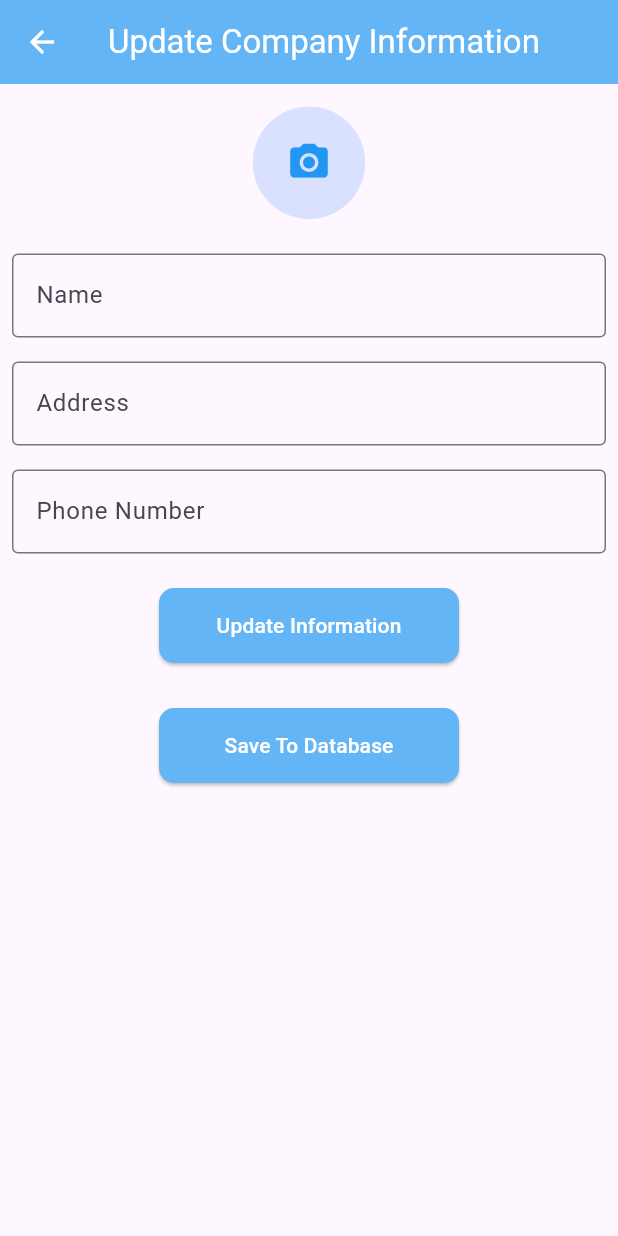
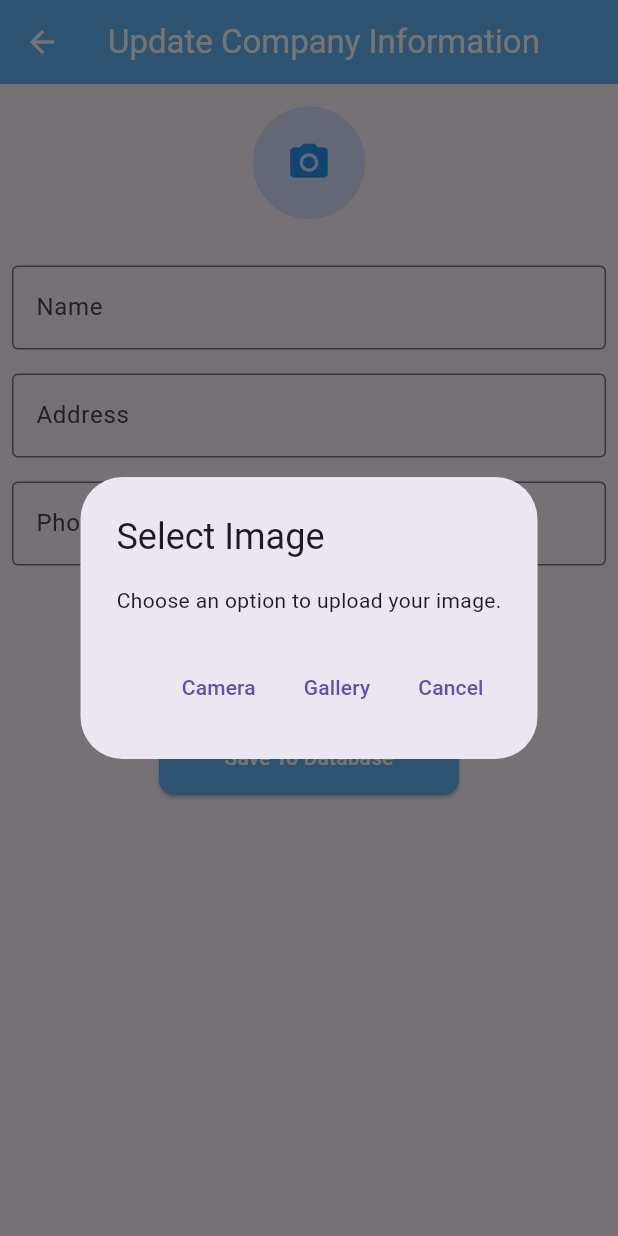
Before and after one commit to anjumArnab/Recipes-App, a Flutter app: the CreateCompany screen opened directly, after a tap on the "camera alt" icon, on a phone screen of 412 x 824 dp. Run offline on Flutter 3.47's test engine with Material 3 defaults, Android fonts, the phone set to English and light mode, and no system bars; our stand-ins replace image_picker.

Commit message:
functionality added: pick image(image_picker package)

```diff
--- a/lib/Screens/create_company.dart
+++ b/lib/Screens/create_company.dart
@@ -1,3 +1,5 @@
+import 'dart:io';
+import 'package:company_app/utils/image_pick.dart';
 import 'package:flutter/material.dart';
 
 class CreateCompany extends StatefulWidget {
@@ -14,7 +16,6 @@ class CreateCompany extends StatefulWidget {
     this.isEditing = false,
   });
 
-
   @override
   State<CreateCompany> createState() => _CreateCompanyState();
 }
@@ -24,11 +25,7 @@ class _CreateCompanyState extends State<CreateCompany> {
   final TextEditingController _addressController = TextEditingController();
   final TextEditingController _phoneController = TextEditingController();
   final GlobalKey<FormState> _key = GlobalKey();
-
-  @override
-  void initState() {
-    super.initState();
-  }
+  File? _selectedImage;
 
   @override
   Widget build(BuildContext context) {
@@ -37,7 +34,9 @@ class _CreateCompanyState extends State<CreateCompany> {
         backgroundColor: Colors.blue.shade300,
         foregroundColor: Colors.white,
         centerTitle: true,
-        title: Text(widget.isEditing ? "Update Company Information" : "Add Company Information"),
+        title: Text(
+          widget.isEditing ? "Update Company Information" : "Add Company Information",
+        ),
       ),
       body: Form(
         key: _key,
@@ -47,24 +46,81 @@ class _CreateCompanyState extends State<CreateCompany> {
               const SizedBox(height: 15),
               Center(
                 child: GestureDetector(
-                  onTap: () {
-                    // Handle upload action here
+                  onTap: () async {
+                    // Show dialog for choosing camera or gallery
+                    await showDialog(
+                      context: context,
+                      builder: (BuildContext context) {
+                        return AlertDialog(
+                          title: const Text("Select Image"),
+                          content: const Text("Choose an option to upload your image."),
+                          actions: [
+                            TextButton(
+                              onPressed: () async {
+                                // Close the dialog first
+                                Navigator.pop(context);
+
+                                // Create an instance of ImagePickerHelper
+                                final imageHelper = ImagePickerHelper();
+
+                                // Capture image from camera
+                                await imageHelper.captureImageFromCamera(context);
+                                setState(() {
+                                  _selectedImage = imageHelper.selectedImage; // Update the image
+                                });
+                              },
+                              child: const Text("Camera"),
+                            ),
+                            TextButton(
+                              onPressed: () async {
+                                // Close the dialog first
+                                Navigator.pop(context);
+
+                                // Create an instance of ImagePickerHelper
+                                final imageHelper = ImagePickerHelper();
+
+                                // Pick image from gallery
+                                await imageHelper.pickImageFromGallery(context);
+                                setState(() {
+                                  _selectedImage = imageHelper.selectedImage; // Update the image
+                                });
+                              },
+                              child: const Text("Gallery"),
+                            ),
+                            TextButton(
+                              onPressed: () {
+                                Navigator.pop(context); // Close dialog without action
+                              },
+                              child: const Text("Cancel"),
+                            ),
+                          ],
+                        );
+                      },
+                    );
                   },
                   child: Column(
                     mainAxisSize: MainAxisSize.min,
                     children: [
                       ClipOval(
                         child: Container(
-                          color: Colors.blueAccent.withOpacity(0.2), // Background color
-                          width: 75, // Width of the oval
-                          height: 75, // Height of the oval
-                          child: const Icon(
-                            Icons.camera_alt, // Camera icon
+                          color: Colors.blueAccent.withOpacity(0.2),
+                          width: 75,
+                          height: 75,
+                          child: _selectedImage == null
+                              ? const Icon(
+                                  Icons.camera_alt,
                                   size: 30,
-                            color: Colors.blue, // Icon color
+                                  color: Colors.blue,
+                                )
+                              : Image.file(
+                                  _selectedImage!,
+                                  fit: BoxFit.cover,
+                                  width: 75,
+                                  height: 75,
                                 ),
                         ),
                       ),
+                      const SizedBox(height: 8),
                     ],
                   ),
                 ),
@@ -77,12 +133,14 @@ class _CreateCompanyState extends State<CreateCompany> {
                     if (value!.isEmpty) {
                       return "Please enter company name";
                     }
+                    return null;
                   },
                   controller: _nameController,
                   decoration: const InputDecoration(
                     labelText: "Name",
                     hintText: "Enter the company name",
-                      border: OutlineInputBorder()),
+                    border: OutlineInputBorder(),
+                  ),
                 ),
               ),
               Padding(
@@ -92,7 +150,8 @@ class _CreateCompanyState extends State<CreateCompany> {
                   decoration: const InputDecoration(
                     labelText: "Address",
                     hintText: "Enter the company address",
-                      border: OutlineInputBorder()),
+                    border: OutlineInputBorder(),
+                  ),
                 ),
               ),
               Padding(
@@ -102,43 +161,46 @@ class _CreateCompanyState extends State<CreateCompany> {
                   decoration: const InputDecoration(
                     labelText: "Phone Number",
                     hintText: "Enter the company phone number",
-                      border: OutlineInputBorder()),
+                    border: OutlineInputBorder(),
+                  ),
                 ),
               ),
               const SizedBox(height: 15),
               Column(
                 children: [
                   ElevatedButton(
-                    onPressed: () {},
+                    onPressed: () {
+                      if (_key.currentState!.validate()) {
+                        // Handle form submission
+                      }
+                    },
                     style: ElevatedButton.styleFrom(
-                      backgroundColor:
-                          Colors.blue.shade300, // Button background color
-                      foregroundColor: Colors.white, // Text color
-                      fixedSize: const Size(200, 50), // Fixed size for width and height
+                      backgroundColor: Colors.blue.shade300,
+                      foregroundColor: Colors.white,
+                      fixedSize: const Size(200, 50),
                       shape: RoundedRectangleBorder(
-                        borderRadius:
-                            BorderRadius.circular(10), // Rounded corners
+                        borderRadius: BorderRadius.circular(10),
                       ),
                     ),
-                    child: Text(widget.isEditing ?  "Update Information" : "Create Company"),
+                    child: Text(widget.isEditing ? "Update Information" : "Create Company"),
                   ),
                   const SizedBox(height: 30.0),
                   ElevatedButton(
-                    onPressed: () {},
+                    onPressed: () {
+                      // Handle saving to database
+                    },
                     style: ElevatedButton.styleFrom(
-                      backgroundColor:
-                          Colors.blue.shade300, // Button background color
-                      foregroundColor: Colors.white, // Text color
-                      fixedSize: const Size(200, 50), // Same size as the first button
+                      backgroundColor: Colors.blue.shade300,
+                      foregroundColor: Colors.white,
+                      fixedSize: const Size(200, 50),
                       shape: RoundedRectangleBorder(
-                        borderRadius:
-                            BorderRadius.circular(10), // Rounded corners
+                        borderRadius: BorderRadius.circular(10),
                       ),
                     ),
                     child: const Text("Save To Database"),
                   ),
                 ],
-              )
+              ),
             ],
           ),
         ),
--- a/lib/Screens/home_screen.dart
+++ b/lib/Screens/home_screen.dart
@@ -1,4 +1,4 @@
-import 'package:company_app/Screens/create_company.dart';
+import 'package:company_app/screens/create_company.dart';
 import 'package:flutter/material.dart';
 
 class HomeScreen extends StatefulWidget {
--- a/lib/main.dart
+++ b/lib/main.dart
@@ -1,4 +1,4 @@
-import 'package:company_app/Screens/home_screen.dart';
+import 'package:company_app/screens/home_screen.dart';
 import 'package:flutter/material.dart';
 
 void main() {
--- /dev/null
+++ b/lib/utils/image_pick.dart
@@ -0,0 +1,31 @@
+import 'dart:io';
+import 'package:flutter/material.dart';
+import 'package:image_picker/image_picker.dart';
+
+class ImagePickerHelper {
+  File? _selectedImage;
+
+  File? get selectedImage => _selectedImage;
+
+  Future<void> captureImageFromCamera(BuildContext context) async {
+    final pickedFile = await ImagePicker().pickImage(source: ImageSource.camera);
+    if (pickedFile != null) {
+      _selectedImage = File(pickedFile.path);
+    } else {
+      ScaffoldMessenger.of(context).showSnackBar(
+        const SnackBar(content: Text('No image selected.')),
+      );
+    }
+  }
+
+  Future<void> pickImageFromGallery(BuildContext context) async {
+    final pickedFile = await ImagePicker().pickImage(source: ImageSource.gallery);
+    if (pickedFile != null) {
+      _selectedImage = File(pickedFile.path);
+    } else {
+      ScaffoldMessenger.of(context).showSnackBar(
+        const SnackBar(content: Text('No image selected.')),
+      );
+    }
+  }
+}
--- a/pubspec.yaml
+++ b/pubspec.yaml
@@ -35,6 +35,7 @@ dependencies:
   # The following adds the Cupertino Icons font to your application.
   # Use with the CupertinoIcons class for iOS style icons.
   cupertino_icons: ^1.0.8
+  image_picker: ^1.1.2
 
 dev_dependencies:
   flutter_test:
```
Also changed, not shown: pubspec.lock. Lines whose indentation alone changed are shown as unchanged.
